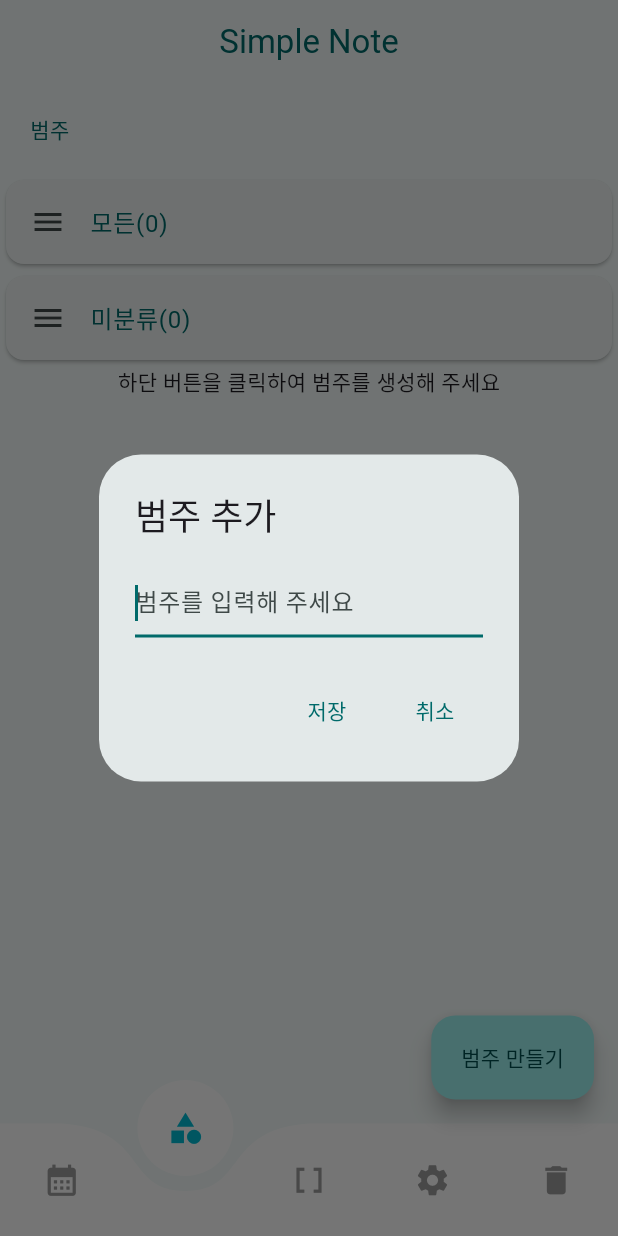
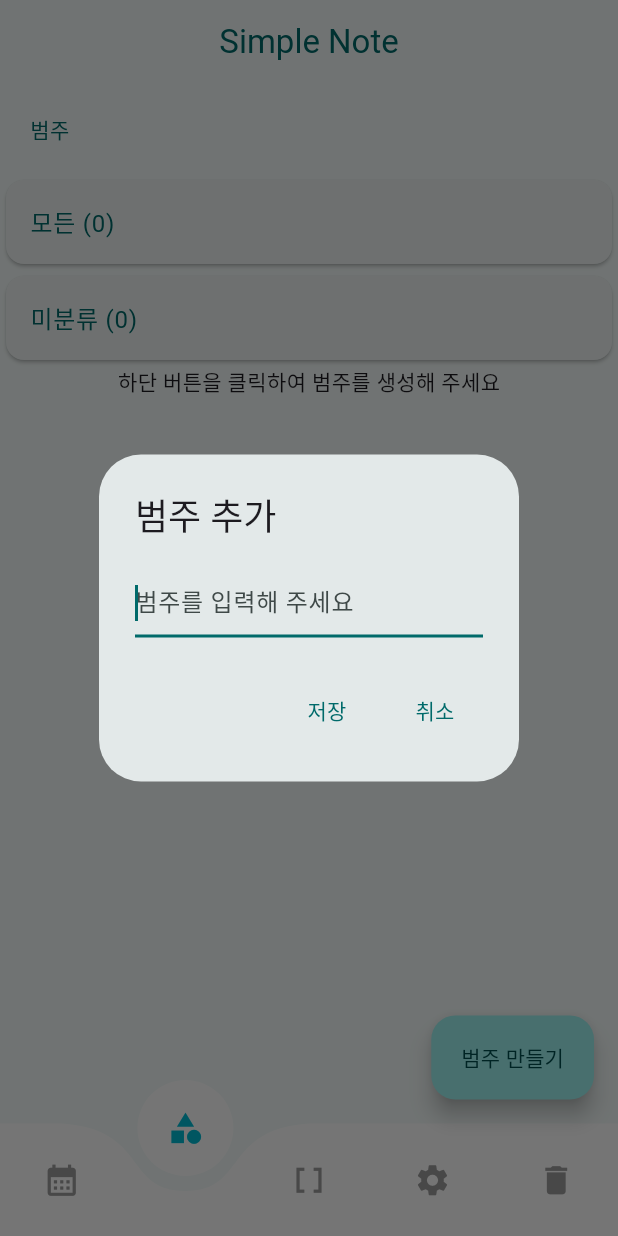
Before and after one commit to MinJaehyun/simple_note, a Flutter app: the screen it shows after launch, item 2 of the bottom bar chosen, after a tap on "범주 만들기", on a phone screen of 412 x 824 dp. Run offline on Flutter 3.47's test engine with Material 3 defaults, Android fonts, the phone set to English and light mode, and no system bars; drawn by our look-alikes of curved_navigation_bar; our stand-ins replace google_fonts, hive, hive_flutter, substring_highlight, table_calendar; accounts and stored records are empty.

Commit message:
코드 정리

```diff
--- a/lib/view/screens/category/all_category.dart
+++ b/lib/view/screens/category/all_category.dart
@@ -28,7 +28,6 @@ class _AllCategoryState extends State<AllCategory> {
     // note: 순서: 범주 생성 시, 이전 범주값(String = '')은 지운다.
     // note: categoryController.clear() 처리하면 null값이 찍히는게 아니라 아예 값이 없다 - 이 의미는 String 값이 ''이므로 console에 아무값도 찍히지 않느다.
     // note: 문자열 길이가 0임을 확인 - isEmpty
-    categoryController.clear();
     return showDialog(
       context: context,
       builder: (_) {
@@ -123,10 +122,7 @@ class _AllCategoryState extends State<AllCategory> {
           onPressed: () => addPopupDialog(context),
           label: const Text('범주 만들기'),
         ),
-        appBar: AppBar(
-          title: Text('Simple Note', style: style),
-          centerTitle: true,
-        ),
+        appBar: AppBar(title: Text('Simple Note', style: style), centerTitle: true),
         body: SingleChildScrollView(
           child: Column(
             children: [
@@ -138,23 +134,21 @@ class _AllCategoryState extends State<AllCategory> {
                   unclassifiedMemo = box.values.where((item) => item.selectedCategory == '').toList().length;
                   // note: 분류된 메모
                   classifiedMemo = box.values.where((item) => item.selectedCategory == selectedCategory);
+
                   return Column(
                     crossAxisAlignment: CrossAxisAlignment.start,
                     children: [
-                      Padding(
-                        padding: const EdgeInsets.all(20.0),
-                        child: Text('범주', style: style),
-                      ),
+                      Padding(padding: const EdgeInsets.all(20.0), child: Text('범주', style: style)),
                       Card(
                         child: ListTile(
-                          leading: Icon(Icons.menu),
-                          title: Text('모든(${box.values.length})', style: style),
+                          // leading: Icon(Icons.menu),
+                          title: Text('모든 (${box.values.length})', style: style),
                         ),
                       ),
                       Card(
                         child: ListTile(
-                          leading: Icon(Icons.menu),
-                          title: Text('미분류($unclassifiedMemo)', style: style),
+                          // leading: Icon(Icons.menu),
+                          title: Text('미분류 ($unclassifiedMemo)', style: style),
                         ),
                       ),
                     ],
@@ -174,8 +168,8 @@ class _AllCategoryState extends State<AllCategory> {
                       selectedCategory = currentContact!.categories;
                       return Card(
                         child: ListTile(
-                          leading: Icon(Icons.menu),
-                          title: Text('${currentContact!.categories.toString()}(${classifiedMemo.length})', style: style),
+                          // leading: Icon(Icons.menu),
+                          title: Text('${currentContact!.categories.toString()} (${classifiedMemo.length})', style: style),
                           trailing: Column(
                             children: [
                               PopupMenuButton<CategoriesItem>(
```
